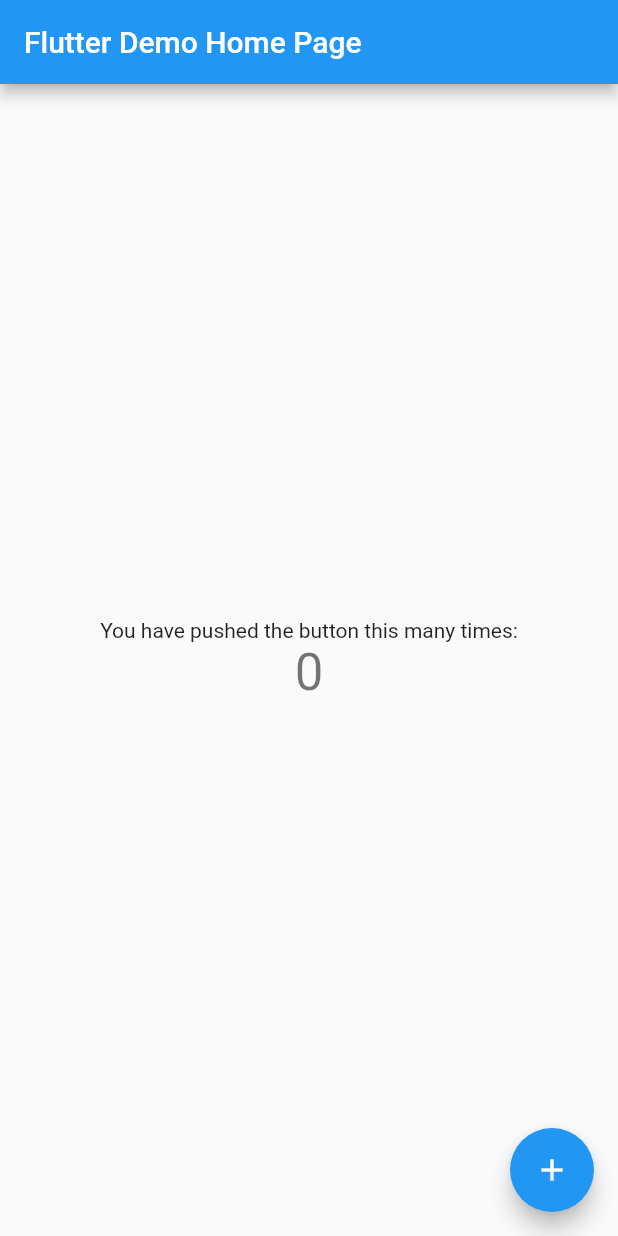
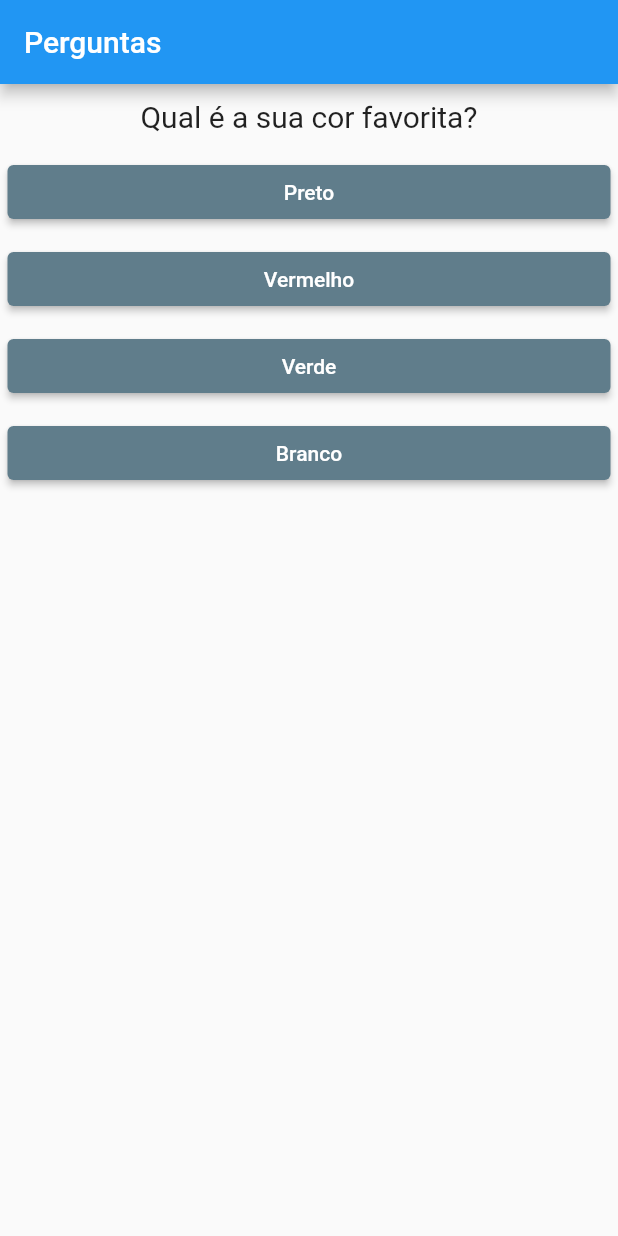
Before and after one commit to laylac19/projeto-perguntas, a Flutter app: the screen it shows after launch, on a phone screen of 412 x 824 dp. Run offline on Flutter 3.47's test engine with Material 2 defaults, Android fonts, the phone set to English and light mode, and no system bars.

Commit message:
começo básico do aplicativo

```diff
--- a/lib/main.dart
+++ b/lib/main.dart
@@ -1,115 +1,85 @@
 import 'package:flutter/material.dart';
+import 'package:projeto_perguntas/resultado.dart';
+import './questionario.dart';
 
-void main() {
-  runApp(const MyApp());
-}
+main() => runApp(const PeguntaApp());
 
-class MyApp extends StatelessWidget {
-  const MyApp({super.key});
+class PerguntaAppState extends State<PeguntaApp> {
+  var _perguntaSelecionada = 0;
+  var _notaTotal = 0;
 
-  // This widget is the root of your application.
+  final _perguntas = [
+    {
+      'perg': 'Qual é a sua cor favorita?',
+      'res': [
+        {'value': 'Preto', 'nota': 1},
+        {'value': 'Vermelho', 'nota': 2},
+        {'value': 'Verde', 'nota': 3},
+        {'value': 'Branco', 'nota': 4},
+      ],
+    },
+    {
+      'perg': 'Qual é o seu animal favorito?',
+      'res': [
+        {'value': 'Coelho', 'nota': 1},
+        {'value': 'Cobra', 'nota': 3},
+        {'value': 'Elefante', 'nota': 5},
+        {'value': 'Leão', 'nota': 7},
+      ],
+    },
+    {
+      'perg': 'Qual é o seu instrumento favorito?',
+      'res': [
+        {'value': 'Violão', 'nota': 2},
+        {'value': 'Guitarra', 'nota': 4},
+        {'value': 'Violino', 'nota': 6},
+        {'value': 'Flauta', 'nota': 8},
+      ],
+    }
+  ];
+
+  void _responder(int nota) {
+    if (temPerguntaSelecionada) {
+      setState(() {
+        _perguntaSelecionada++;
+        _notaTotal += nota;
+      });
+    }
+  }
+
+  void _reiniciarQuestionario() {
+    setState(() {
+      _perguntaSelecionada = 0;
+      _notaTotal = 0;
+    });
+  }
+
+  bool get temPerguntaSelecionada {
+    return _perguntaSelecionada < _perguntas.length;
+  }
+
   @override
   Widget build(BuildContext context) {
     return MaterialApp(
-      title: 'Flutter Demo',
-      theme: ThemeData(
-        // This is the theme of your application.
-        //
-        // Try running your application with "flutter run". You'll see the
-        // application has a blue toolbar. Then, without quitting the app, try
-        // changing the primarySwatch below to Colors.green and then invoke
-        // "hot reload" (press "r" in the console where you ran "flutter run",
-        // or simply save your changes to "hot reload" in a Flutter IDE).
-        // Notice that the counter didn't reset back to zero; the application
-        // is not restarted.
-        primarySwatch: Colors.blue,
-      ),
-      home: const MyHomePage(title: 'Flutter Demo Home Page'),
+      home: Scaffold(
+          appBar: AppBar(
+            title: const Text('Perguntas'),
+          ),
+          body: temPerguntaSelecionada
+              ? Questionario(
+                  perguntas: _perguntas,
+                  perguntaSelecionada: _perguntaSelecionada,
+                  responder: _responder)
+              : Resultado(_notaTotal, _reiniciarQuestionario)),
     );
   }
 }
 
-class MyHomePage extends StatefulWidget {
-  const MyHomePage({super.key, required this.title});
-
-  // This widget is the home page of your application. It is stateful, meaning
-  // that it has a State object (defined below) that contains fields that affect
-  // how it looks.
-
-  // This class is the configuration for the state. It holds the values (in this
-  // case the title) provided by the parent (in this case the App widget) and
-  // used by the build method of the State. Fields in a Widget subclass are
-  // always marked "final".
-
-  final String title;
+class PeguntaApp extends StatefulWidget {
+  const PeguntaApp({super.key});
 
   @override
-  State<MyHomePage> createState() => _MyHomePageState();
-}
-
-class _MyHomePageState extends State<MyHomePage> {
-  int _counter = 0;
-
-  void _incrementCounter() {
-    setState(() {
-      // This call to setState tells the Flutter framework that something has
-      // changed in this State, which causes it to rerun the build method below
-      // so that the display can reflect the updated values. If we changed
-      // _counter without calling setState(), then the build method would not be
-      // called again, and so nothing would appear to happen.
-      _counter++;
-    });
-  }
-
-  @override
-  Widget build(BuildContext context) {
-    // This method is rerun every time setState is called, for instance as done
-    // by the _incrementCounter method above.
-    //
-    // The Flutter framework has been optimized to make rerunning build methods
-    // fast, so that you can just rebuild anything that needs updating rather
-    // than having to individually change instances of widgets.
-    return Scaffold(
-      appBar: AppBar(
-        // Here we take the value from the MyHomePage object that was created by
-        // the App.build method, and use it to set our appbar title.
-        title: Text(widget.title),
-      ),
-      body: Center(
-        // Center is a layout widget. It takes a single child and positions it
-        // in the middle of the parent.
-        child: Column(
-          // Column is also a layout widget. It takes a list of children and
-          // arranges them vertically. By default, it sizes itself to fit its
-          // children horizontally, and tries to be as tall as its parent.
-          //
-          // Invoke "debug painting" (press "p" in the console, choose the
-          // "Toggle Debug Paint" action from the Flutter Inspector in Android
-          // Studio, or the "Toggle Debug Paint" command in Visual Studio Code)
-          // to see the wireframe for each widget.
-          //
-          // Column has various properties to control how it sizes itself and
-          // how it positions its children. Here we use mainAxisAlignment to
-          // center the children vertically; the main axis here is the vertical
-          // axis because Columns are vertical (the cross axis would be
-          // horizontal).
-          mainAxisAlignment: MainAxisAlignment.center,
-          children: <Widget>[
-            const Text(
-              'You have pushed the button this many times:',
-            ),
-            Text(
-              '$_counter',
-              style: Theme.of(context).textTheme.headline4,
-            ),
-          ],
-        ),
-      ),
-      floatingActionButton: FloatingActionButton(
-        onPressed: _incrementCounter,
-        tooltip: 'Increment',
-        child: const Icon(Icons.add),
-      ), // This trailing comma makes auto-formatting nicer for build methods.
-    );
+  PerguntaAppState createState() {
+    return PerguntaAppState();
   }
 }
--- /dev/null
+++ b/lib/questao.dart
@@ -0,0 +1,20 @@
+import 'package:flutter/cupertino.dart';
+
+class Questao extends StatelessWidget {
+  final String texto;
+
+  const Questao(this.texto, {super.key});
+
+  @override
+  Widget build(BuildContext context) {
+    return Container(
+      width: double.infinity,
+      margin: const EdgeInsets.all(10),
+      child: Text(
+        texto,
+        style: const TextStyle(fontSize: 20),
+        textAlign: TextAlign.center,
+      ),
+    );
+  }
+}
--- /dev/null
+++ b/lib/questionario.dart
@@ -0,0 +1,39 @@
+import 'package:flutter/material.dart';
+
+import 'questao.dart';
+import 'resposta.dart';
+
+class Questionario extends StatelessWidget {
+  final List<Map<String, Object>> perguntas;
+  final int perguntaSelecionada;
+  final void Function(int) responder;
+
+  const Questionario(
+      {super.key,
+      required this.perguntas,
+      required this.perguntaSelecionada,
+      required this.responder});
+
+  bool get temPerguntaSelecionada {
+    return perguntaSelecionada < perguntas.length;
+  }
+
+  @override
+  Widget build(BuildContext context) {
+    List<Map<String, Object>> respostas = (temPerguntaSelecionada
+        ? perguntas[perguntaSelecionada]['res'] as List<Map<String, Object>>
+        : []);
+
+    return Column(
+      children: [
+        Questao(perguntas[perguntaSelecionada]['perg'].toString()),
+        ...respostas.map((res) {
+          return Resposta(
+            res['value'] as String,
+            () => responder(res['nota'] as int),
+          );
+        }).toList()
+      ],
+    );
+  }
+}
--- /dev/null
+++ b/lib/resposta.dart
@@ -0,0 +1,21 @@
+import 'package:flutter/material.dart';
+
+class Resposta extends StatelessWidget {
+  final String resposta;
+  final void Function() onSelected;
+
+  const Resposta(this.resposta, this.onSelected, {super.key});
+
+  @override
+  Widget build(BuildContext context) {
+    return Container(
+      margin: const EdgeInsets.all(5),
+      width: double.infinity,
+      child: ElevatedButton(
+        onPressed: onSelected,
+        style: ElevatedButton.styleFrom(backgroundColor: Colors.blueGrey),
+        child: Text(resposta),
+      ),
+    );
+  }
+}
--- /dev/null
+++ b/lib/resultado.dart
@@ -0,0 +1,44 @@
+import 'package:flutter/cupertino.dart';
+import 'package:flutter/material.dart';
+
+class Resultado extends StatelessWidget {
+  final int pontuacao;
+  final void Function() onReset;
+
+  const Resultado(this.pontuacao, this.onReset, {super.key});
+
+  String get fraseReultado {
+    if (pontuacao < 8) {
+      return 'Parabéns!';
+    } else if (pontuacao < 12) {
+      return 'Você é bom!';
+    } else if (pontuacao < 16) {
+      return 'Impressionante!';
+    } else {
+      return 'Nível Jedi!';
+    }
+  }
+
+  @override
+  Widget build(BuildContext context) {
+    return Column(
+      mainAxisAlignment: MainAxisAlignment.center,
+      children: [
+        Center(
+          child: Text(
+            fraseReultado,
+            style: const TextStyle(fontSize: 26),
+          ),
+        ),
+        TextButton(
+          onPressed: onReset,
+          style: TextButton.styleFrom(foregroundColor: Colors.cyan),
+          child: const Text(
+            'Reiniciar?',
+            style: TextStyle(fontSize: 18),
+          ),
+        )
+      ],
+    );
+  }
+}
```
Also changed, not shown: pubspec.lock, 1 other file.
